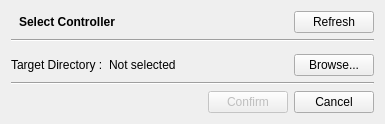
This is RoboEditor/src/ui/BackupPage.ui in LetsGoGTR/RoboEditor as Qt 5 draws it before an edit. The edited form follows.
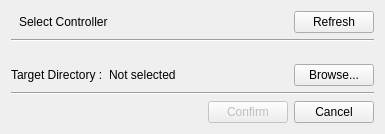
This is the edited form.

Commit message: chore: 한글 -> 영어 수정 및 ui 수정

Patch:
```diff
--- a/RoboEditor/src/ui/BackupPage.ui
+++ b/RoboEditor/src/ui/BackupPage.ui
@@ -10,7 +10,7 @@
     <x>0</x>
     <y>0</y>
     <width>385</width>
-    <height>119</height>
+    <height>134</height>
    </rect>
   </property>
   <property name="sizePolicy">
@@ -29,10 +29,8 @@
       <layout class="QHBoxLayout" name="horizontalLayout_4">
        <item>
         <widget class="QLabel" name="label_4">
-         <property name="font">
-          <font>
-           <bold>true</bold>
-          </font>
+         <property name="styleSheet">
+          <string notr="true">font: 700 9pt &quot;맑은 고딕&quot;;</string>
          </property>
          <property name="text">
           <string>Select Controller</string>
```
The commit also changes 6 other files.
